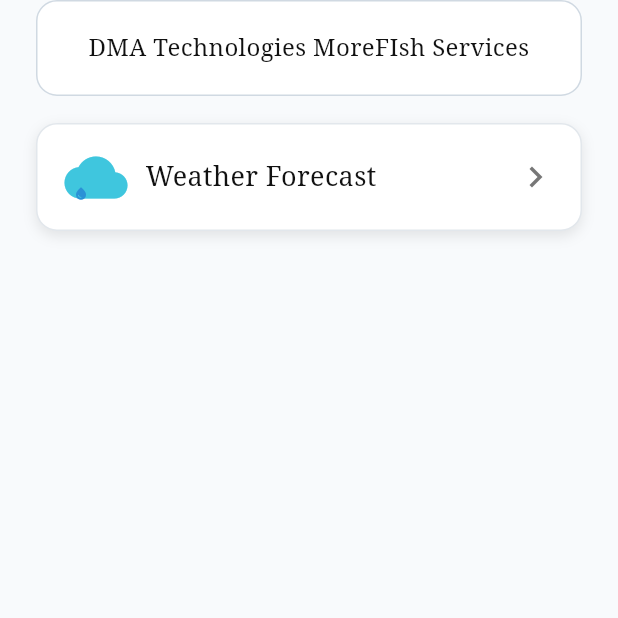
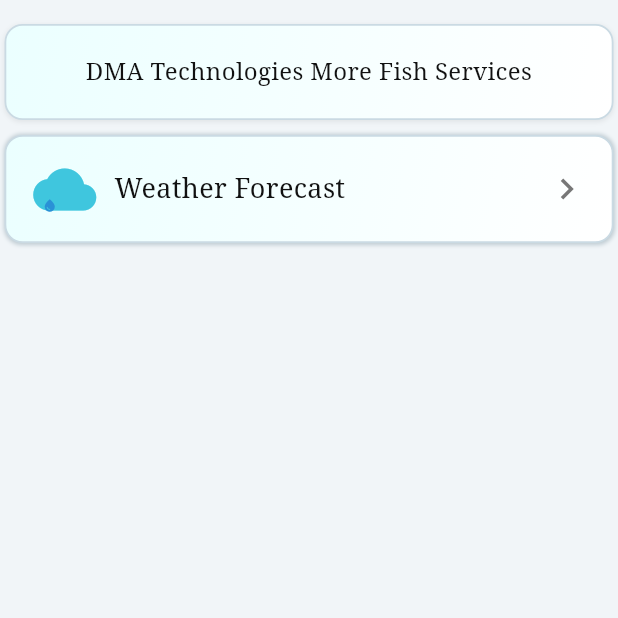
Before and after one commit to ahizaz/more_fish_services, a Flutter app: the screen it shows after launch, on a phone screen of 412 x 824 dp, the top half of it. Run offline on Flutter 3.47's test engine with Material 3 defaults, Android fonts, the phone set to English and light mode, and no system bars; our stand-ins replace get.

Commit message:
Adjust home card padding and shared container
Co-authored-by: Copilot <223556219+Copilot@users.noreply.github.com>

```diff
--- /dev/null
+++ b/lib/core/widgets/common_container.dart
@@ -0,0 +1,61 @@
+import 'package:flutter/material.dart';
+
+class CommonContainer extends StatelessWidget {
+  const CommonContainer({
+    super.key,
+    this.height,
+    this.width,
+    this.child,
+    this.padding,
+    this.margin,
+    this.alignment,
+    this.border,
+    this.boxShadow,
+    this.borderRadius,
+    this.gradient,
+  });
+
+  final double? height;
+  final double? width;
+  final Widget? child;
+  final EdgeInsetsGeometry? padding;
+  final EdgeInsetsGeometry? margin;
+  final AlignmentGeometry? alignment;
+  final BoxBorder? border;
+  final List<BoxShadow>? boxShadow;
+  final BorderRadiusGeometry? borderRadius;
+  final Gradient? gradient;
+
+  @override
+  Widget build(BuildContext context) {
+    return Container(
+      height: height,
+      width: width,
+      padding: padding,
+      margin: margin,
+      alignment: alignment,
+      decoration: BoxDecoration(
+        gradient:
+            gradient ??
+            const LinearGradient(
+              colors: [Color(0xffebffff), Colors.white],
+              begin: Alignment.topLeft,
+              end: Alignment.bottomRight,
+            ),
+        borderRadius: borderRadius ?? BorderRadius.circular(10),
+        border: border,
+        boxShadow:
+            boxShadow ??
+            [
+              BoxShadow(
+                color: Colors.blueGrey.withValues(alpha: 0.35),
+                spreadRadius: 0.5,
+                blurRadius: 1.5,
+                offset: const Offset(0.2, 0.2),
+              ),
+            ],
+      ),
+      child: child,
+    );
+  }
+}
--- a/lib/features/home/presentation/pages/home_page.dart
+++ b/lib/features/home/presentation/pages/home_page.dart
@@ -1,4 +1,6 @@
 import 'package:flutter/material.dart';
+
+import '../../../../core/widgets/common_container.dart';
 
 class HomePage extends StatelessWidget {
   const HomePage({super.key});
@@ -6,14 +8,15 @@ class HomePage extends StatelessWidget {
   @override
   Widget build(BuildContext context) {
     return Scaffold(
-      backgroundColor: const Color(0xFFF8FAFC),
+      backgroundColor: const Color(0xFFF1F5F8),
       body: SafeArea(
         child: Padding(
-          padding: const EdgeInsets.fromLTRB(24, 0, 24, 24),
+          padding: const EdgeInsets.fromLTRB(3, 6, 3, 24),
           child: Column(
             children: [
+              const SizedBox(height: 10),
               const _TitleCard(),
-              const SizedBox(height: 18),
+              const SizedBox(height: 10),
               const _WeatherForecastCard(),
             ],
           ),
@@ -28,17 +31,21 @@ class _TitleCard extends StatelessWidget {
 
   @override
   Widget build(BuildContext context) {
-    return Container(
+    return CommonContainer(
       height: 64,
       width: double.infinity,
-      decoration: BoxDecoration(
-        color: Colors.white,
-        borderRadius: BorderRadius.circular(14),
-        border: Border.all(color: const Color(0xFFD0D9E2)),
-      ),
+      borderRadius: BorderRadius.circular(12),
+      border: Border.all(color: const Color(0xFFCADAE3), width: 1.2),
       alignment: Alignment.center,
+      boxShadow: const [
+        BoxShadow(
+          color: Color(0x12000000),
+          blurRadius: 2,
+          offset: Offset(0, 1),
+        ),
+      ],
       child: const Text(
-        'DMA Technologies MoreFIsh Services',
+        'DMA Technologies More Fish Services',
         textAlign: TextAlign.center,
         style: TextStyle(
           color: Color(0xFF111111),
@@ -56,21 +63,11 @@ class _WeatherForecastCard extends StatelessWidget {
 
   @override
   Widget build(BuildContext context) {
-    return Container(
+    return CommonContainer(
       height: 72,
       width: double.infinity,
-      decoration: BoxDecoration(
-        color: Colors.white,
-        borderRadius: BorderRadius.circular(14),
-        border: Border.all(color: const Color(0xFFE2E7EC)),
-        boxShadow: const [
-          BoxShadow(
-            color: Color(0x18000000),
-            blurRadius: 7,
-            offset: Offset(0, 3),
-          ),
-        ],
-      ),
+      borderRadius: BorderRadius.circular(12),
+      border: Border.all(color: const Color(0xFFCADAE3), width: 1.2),
       padding: const EdgeInsets.symmetric(horizontal: 16),
       child: const Row(
         children: [
```
